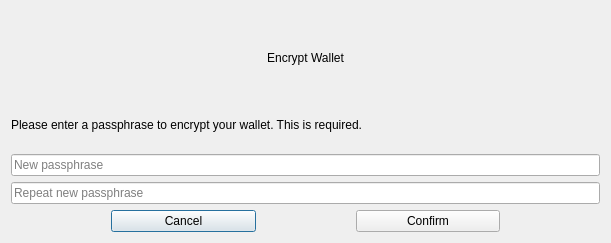
pedrorv0106/DAPS, file src/qt/forms/encryptdialog.ui: the form before one commit.
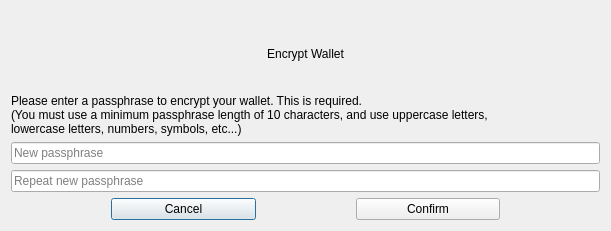
The form after the commit.

Commit message: DAPS-798 add description on passphrase dialog

Diff of the .ui file:
```diff
--- a/src/qt/forms/encryptdialog.ui
+++ b/src/qt/forms/encryptdialog.ui
@@ -7,7 +7,7 @@
     <x>0</x>
     <y>0</y>
     <width>611</width>
-    <height>243</height>
+    <height>231</height>
    </rect>
   </property>
   <property name="sizePolicy">
@@ -50,7 +50,9 @@
         </font>
        </property>
        <property name="text">
-        <string>Please enter a passphrase to encrypt your wallet. This is required.</string>
+        <string>Please enter a passphrase to encrypt your wallet. This is required.
+(You must use a minimum passphrase length of 10 characters, and use uppercase letters, 
+lowercase letters, numbers, symbols, etc...) </string>
        </property>
        <property name="alignment">
         <set>Qt::AlignLeading|Qt::AlignLeft|Qt::AlignVCenter</set>
```
